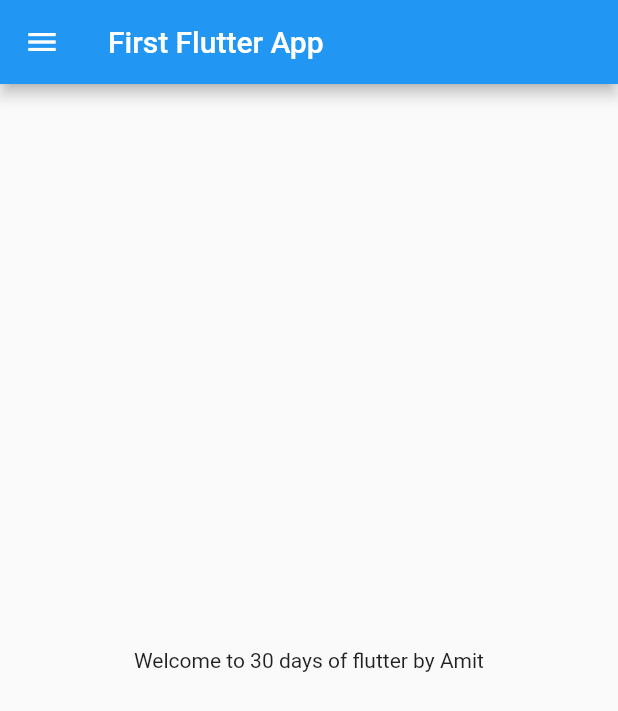
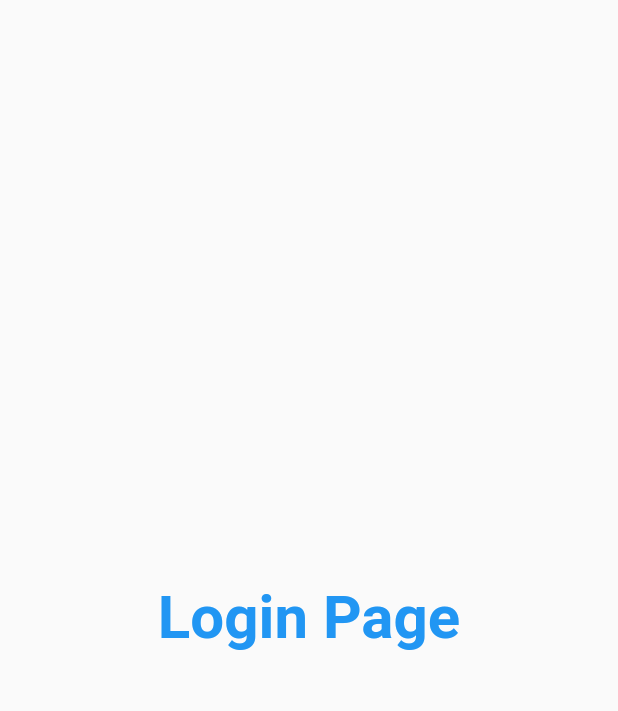
Before and after one commit to AmitVatyani/30DaysOfFlutter, a Flutter app: the screen it shows after launch, on a phone screen of 412 x 824 dp. Shown: the top 711 px of the screen. Run offline on Flutter 3.47's test engine with Material 2 defaults, Android fonts, the phone set to English and light mode, and no system bars.

Commit message:
Day 3 completed

```diff
--- a/lib/main.dart
+++ b/lib/main.dart
@@ -1,8 +1,10 @@
 import 'package:flutter/material.dart';
+import 'package:flutter_application_1/pages/login_page.dart';
 
-import 'home_page.dart';
+import 'pages/home_page.dart';
 
 void main() {
+  // ignore: prefer_const_constructors
   runApp(MyApp());
 }
 
@@ -11,7 +13,6 @@ class MyApp extends StatelessWidget {
 
   @override
   Widget build(BuildContext context) {
-
     double pi = 3.14;
     bool isMale = true;
     num temp = 30.5;
@@ -20,7 +21,18 @@ class MyApp extends StatelessWidget {
     const Pi = 3.14;
 
     return MaterialApp(
-      home: HomePage(),
+      //home: HomePage(),
+      themeMode: ThemeMode.light,
+      theme: ThemeData(primarySwatch: Colors.deepPurple),
+      darkTheme: ThemeData(
+        brightness: Brightness.dark,
+      ),
+
+      routes: {
+        "/": (context) => LoginPage(),
+        "/home": (context) => HomePage(),
+        "/login": (context) => LoginPage()
+      },
     );
   }
 }
--- a/lib/home_page.dart
+++ b/lib/pages/home_page.dart
@@ -1,6 +1,4 @@
-import 'package:flutter/foundation.dart';
 import 'package:flutter/material.dart';
-import 'package:flutter/rendering.dart';
 
 class HomePage extends StatelessWidget {
   const HomePage({super.key});
--- /dev/null
+++ b/lib/pages/login_page.dart
@@ -0,0 +1,24 @@
+// ignore_for_file: prefer_const_constructors
+
+import 'dart:convert';
+
+import 'package:flutter/material.dart';
+
+class LoginPage extends StatelessWidget {
+  const LoginPage({super.key});
+
+  @override
+  Widget build(BuildContext context) {
+    return Material(
+        child: Center(
+            child: Text(
+      "Login Page",
+      style: TextStyle(
+          fontSize: 40,
+          color: Colors.blue,
+          //backgroundColor: Color.fromARGB(98, 68, 82, 247),
+          //fontStyle: FontStyle.italic,
+          fontWeight: FontWeight.bold),
+    )));
+  }
+}
```
